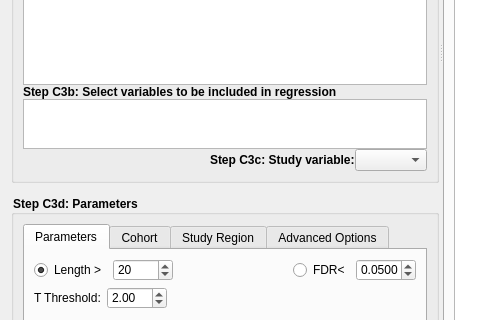
Before: the Qt Designer form connectometry/group_connectometry.ui in frankyeh/DSI-Studio, drawn with Qt 5; both pictures show x 0 to 480 and y 321 to 641 of the 1208 by 746 pixel window.
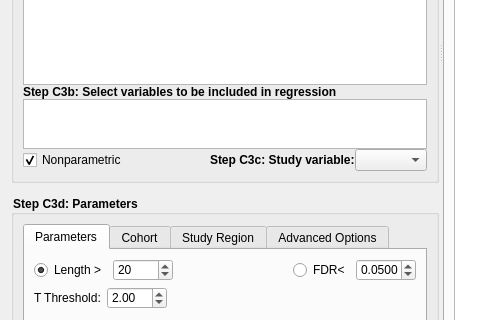
After: the same form once the commit is applied. Icons and pictures are not drawn.

Commit message: [ana] nonparametric for cnt

Diff of the .ui file:
```diff
--- a/connectometry/group_connectometry.ui
+++ b/connectometry/group_connectometry.ui
@@ -279,6 +279,16 @@
             <property name="topMargin">
              <number>0</number>
             </property>
+            <item>
+             <widget class="QCheckBox" name="nonparametric">
+              <property name="text">
+               <string>Nonparametric</string>
+              </property>
+              <property name="checked">
+               <bool>true</bool>
+              </property>
+             </widget>
+            </item>
             <item>
              <spacer name="horizontalSpacer_2">
               <property name="orientation">
```
The commit also changes 5 other files.
